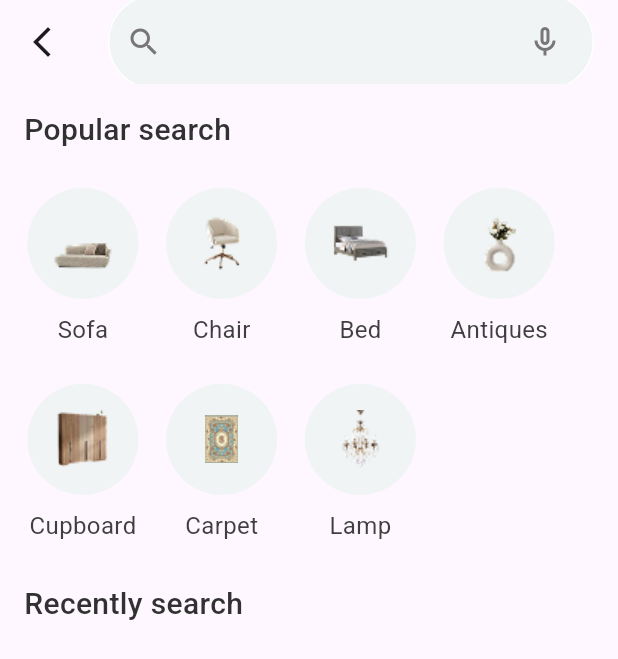
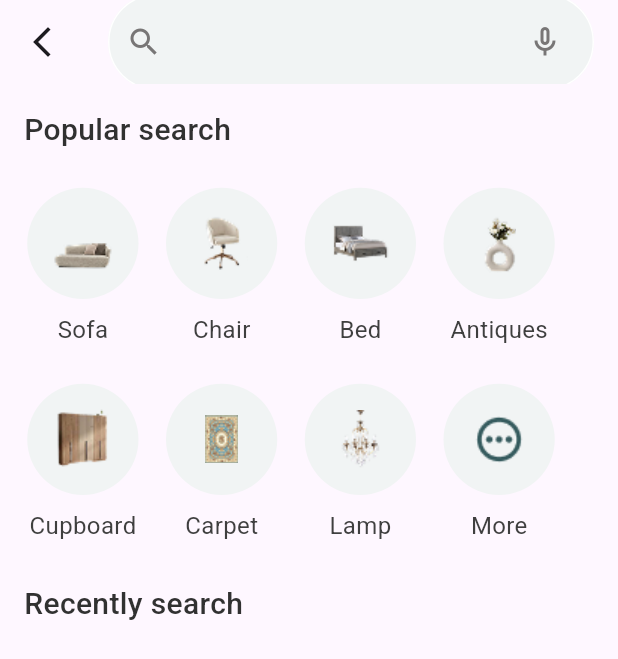
Before and after one commit to Rana-Mohsen/betna, a Flutter app: the SearchView screen opened by its route, on a phone screen of 412 x 824 dp. Shown: the top 659 px of the screen. Run offline on Flutter 3.47's test engine with Material 3 defaults, Android fonts, the light colour scheme and no system bars; our stand-ins replace bloc, carousel_slider, dartz, dio, flutter_bloc, get_it and 5 more; missing offline and left inert: imageview360.

Commit message:
more icon search view

```diff
--- a/lib/core/widgets/search_textfield.dart
+++ b/lib/core/widgets/search_textfield.dart
@@ -5,7 +5,7 @@ import 'package:go_router/go_router.dart';
 import 'package:sizer/sizer.dart';
 
 class SearchTextfield extends StatelessWidget {
-  const SearchTextfield({super.key, this.cameraIcon = true, this.nav = true});
+  const SearchTextfield({super.key, this.cameraIcon = true, this.nav = false});
   final bool cameraIcon;
   final bool nav;
 
--- a/lib/views/home/home_view.dart
+++ b/lib/views/home/home_view.dart
@@ -7,8 +7,8 @@ class HomeView extends StatelessWidget {
   @override
   Widget build(BuildContext context) {
     return Scaffold(
-      body: SingleChildScrollView(
-        child: HomeViewBody(),
+      body: SafeArea(
+        child: SingleChildScrollView(child: SafeArea(child: HomeViewBody())),
       ),
     );
   }
--- a/lib/views/home/widgets/home_body_top.dart
+++ b/lib/views/home/widgets/home_body_top.dart
@@ -33,7 +33,7 @@ class HomeBodyTop extends StatelessWidget {
               padding: const EdgeInsets.all(8.0),
               child: Icon(Icons.notifications_none, color: kPrimaryColor),
             ),
-            Flexible(child: SearchTextfield()),
+            Flexible(child: SearchTextfield(nav: true,)),
           ],
         ),
         CustomSlider(),
--- a/lib/views/search/search_view.dart
+++ b/lib/views/search/search_view.dart
@@ -16,11 +16,11 @@ class _SearchViewState extends State<SearchView> {
     return Scaffold(
       appBar: AppBar(
         leading: Icon(Icons.arrow_back_ios_new_outlined),
-        title: SearchTextfield(cameraIcon: false, nav: false),
+        title: SearchTextfield(cameraIcon: false,),
       ),
       body: Padding(
         padding: kMainPadding,
-        child: SearchViewBody(),
+        child: SafeArea(child: SearchViewBody()),
       ),
     );
   }
--- a/lib/views/search/widgets/search_view_body.dart
+++ b/lib/views/search/widgets/search_view_body.dart
@@ -41,7 +41,13 @@ class _SearchViewBodyState extends State<SearchViewBody> {
             childAspectRatio: 100.w / (100.h / 1.3),
             crossAxisSpacing: 14,
             mainAxisSpacing: 10,
-            children: List.generate(7, (index) {
+            children: List.generate(8, (index) {
+              if (index == 7) {
+                return SearchCategory(
+                  image: "assets/icons/more.png",
+                  name: "More",
+                );
+              }
               return SearchCategory(
                 image: categories[index]["image"],
                 name: categories[index]["name"],
```
Also changed, not shown: assets/icons/more.png (added).
